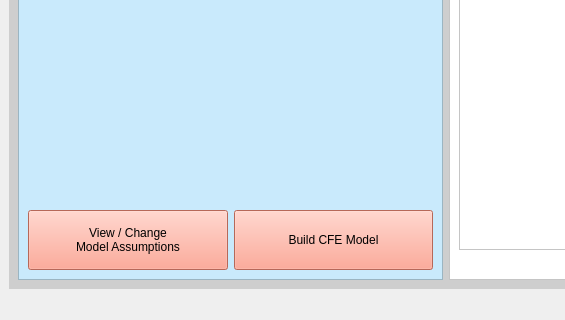
Old version of the form cfe_model.ui in the repository Alex-McVey/CFE_Model; both pictures show x 0 to 565 and y 488 to 808 of the 1349 by 808 pixel window.
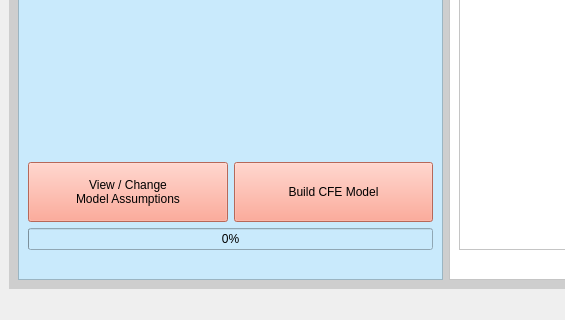
New version of the form. The open tabs and pages were chosen to show the change. Icons and pictures are not drawn.

Commit message: adding in a load data function

```diff
--- a/cfe_model.ui
+++ b/cfe_model.ui
@@ -744,6 +744,23 @@
              </item>
             </layout>
            </item>
+           <item>
+            <widget class="QProgressBar" name="build_cfe_progressBar">
+             <property name="value">
+              <number>0</number>
+             </property>
+             <property name="alignment">
+              <set>Qt::AlignCenter</set>
+             </property>
+            </widget>
+           </item>
+           <item alignment="Qt::AlignHCenter">
+            <widget class="QLabel" name="time_left_label_label">
+             <property name="text">
+              <string/>
+             </property>
+            </widget>
+           </item>
           </layout>
          </widget>
         </item>
```
Left out of the diff: 12 changed lines with no effect on the pictures. The commit also changes 1 other file.
